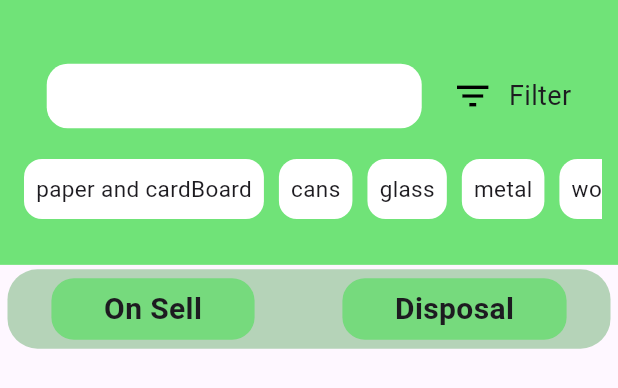
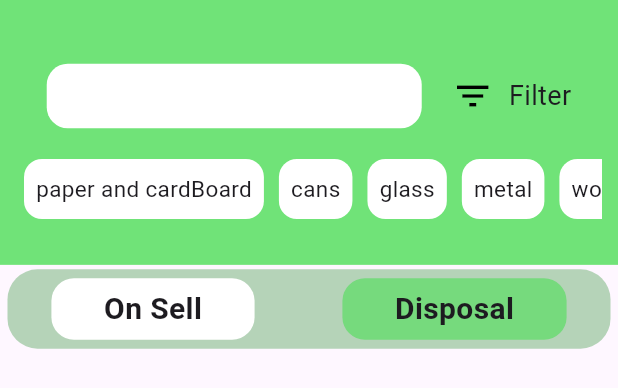
Before and after one commit to sandei-travolta/planet_saver, a Flutter app: the HomeScreen widget shown alone on an empty page, opened directly, after a tap on the "filter list" icon, after a tap on "Disposal", on a phone screen of 412 x 824 dp. Shown: the top 388 px of the screen. Run offline on Flutter 3.47's test engine with Material 3 defaults, Android fonts, the light colour scheme and no system bars; our stand-ins replace cached_network_image, cloud_firestore, firebase_auth, firebase_core, firebase_storage, get and 2 more; missing offline and left inert: dart:ffi; accounts and stored records are empty; network calls fail.

Commit message:
split the homepage including global statemanaement

```diff
--- a/lib/Pages/HomePage/homeScreen.dart
+++ b/lib/Pages/HomePage/homeScreen.dart
@@ -130,25 +130,25 @@ class _HomeScreenState extends State<HomeScreen> {
                   Padding(
                     padding: const EdgeInsets.all(6.0),
                     child: InkWell(
-                      onTap: (){
+                      onTap: () {
                         setState(() {
                           stateController.setPage(0);
                         });
                       },
                       child: Obx(
-                            ()=>Container(
+                            () => Container(
                           decoration: BoxDecoration(
-                            color: selectedpage==0?primaryColorV2.withOpacity(0.6):Colors.white,
-                            borderRadius: BorderRadius.circular(15)
+                            color: stateController.currentSelection.value == 0
+                                ? primaryColorV2.withOpacity(0.6)
+                                : Colors.white,
+                            borderRadius: BorderRadius.circular(15),
                           ),
                           padding: EdgeInsets.symmetric(
                             vertical: 2,
-                            horizontal: 35
+                            horizontal: 35,
                           ),
                           child: Center(
-                            child: Center(
-                              child: categoryText("On Sell"),
-                            ),
+                            child: categoryText("On Sell"),
                           ),
                         ),
                       ),
@@ -157,36 +157,36 @@ class _HomeScreenState extends State<HomeScreen> {
                   Padding(
                     padding: const EdgeInsets.all(6.0),
                     child: InkWell(
-                      onTap: (){
+                      onTap: () {
                         setState(() {
                           stateController.setPage(1);
                         });
                       },
                       child: Obx(
-                            ()=> Container(
+                            () => Container(
                           decoration: BoxDecoration(
-                              color: stateController.currentSelection.value==1?primaryColorV2.withOpacity(0.6):Colors.white,
-                              borderRadius: BorderRadius.circular(15)
+                            color: stateController.currentSelection.value == 1
+                                ? primaryColorV2.withOpacity(0.6)
+                                : Colors.white,
+                            borderRadius: BorderRadius.circular(15),
                           ),
                           padding: EdgeInsets.symmetric(
-                              vertical: 2,
-                              horizontal: 35
+                            vertical: 2,
+                            horizontal: 35,
                           ),
                           child: Center(
-                            child: Center(
-                              child: categoryText("Disposal"),
-                            ),
+                            child: categoryText("Disposal"),
                           ),
                         ),
                       ),
                     ),
                   ),
                 ],
-              ),
+              )
             ),
           ),
         ),
-        pages[selectedpage]
+        Obx(() => pages[stateController.currentSelection.value])
       ],
     );
   }
```
Also changed, not shown: lib/Pages/HomePage/homePage.dart (+6 -3 lines).
